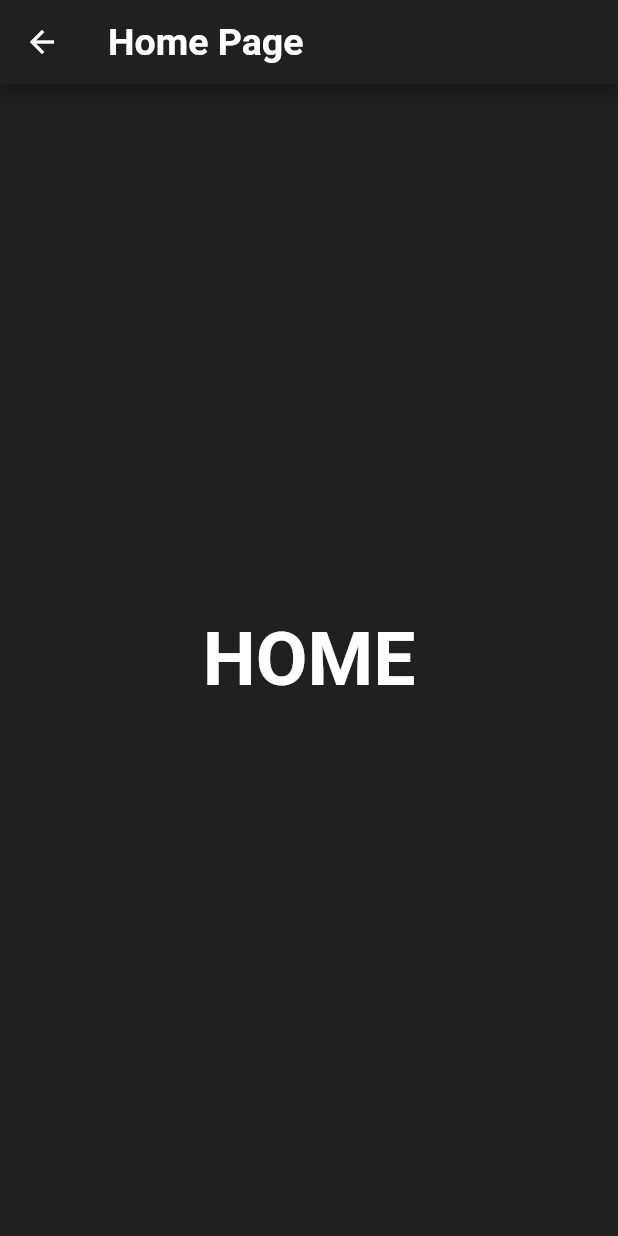
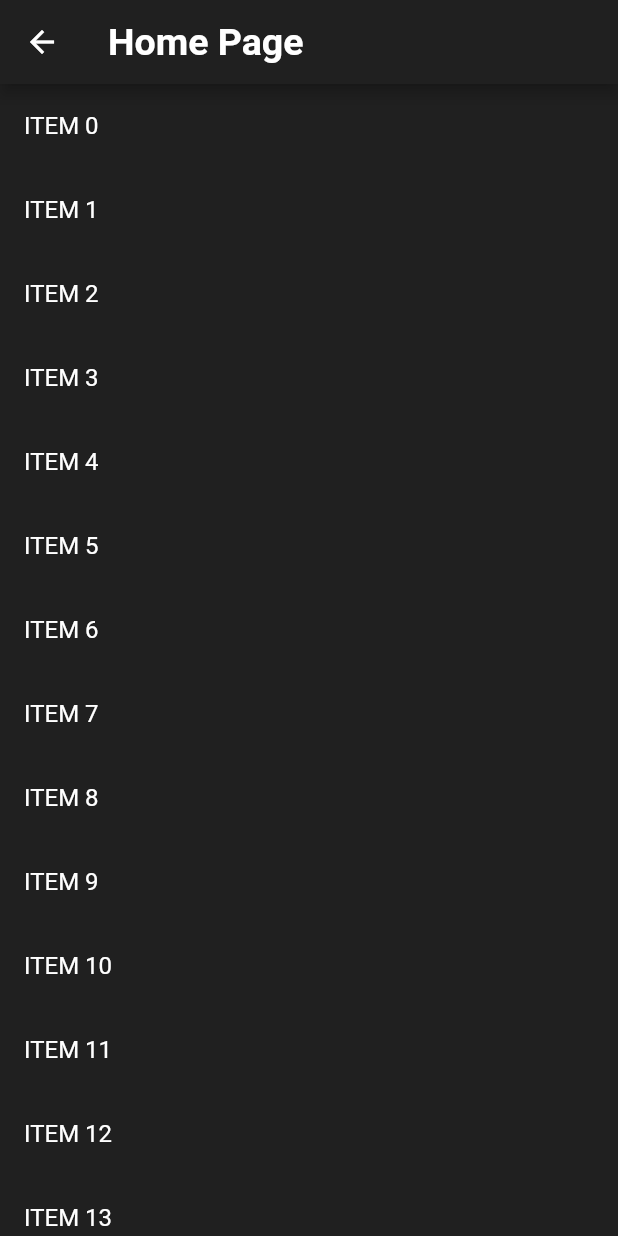
Before and after one commit to pratikbaid3/Flutter_Completionist_Legacy, a Flutter app: the HomePage screen opened by its route, on a phone screen of 412 x 824 dp. Run offline on Flutter 3.47's test engine with Material 2 defaults, Android fonts, the light colour scheme and no system bars; our stand-ins replace firebase_auth, flare_flutter, fluttertoast; accounts and stored records are empty; Roboto replaces fonts that are missing (OpenSans).

Commit message:
Implemented: 1. Auto-login for previously logged in users 2. Implemented list builder

```diff
--- a/lib/Pages/home_page.dart
+++ b/lib/Pages/home_page.dart
@@ -1,5 +1,6 @@
 import 'package:flutter/material.dart';
 import 'package:firebase_auth/firebase_auth.dart';
+import '../Utilities/file_management.dart';
 
 class HomePage extends StatefulWidget {
   @override
@@ -8,6 +9,7 @@ class HomePage extends StatefulWidget {
 
 class _HomePageState extends State<HomePage> {
   final FirebaseAuth _auth = FirebaseAuth.instance;
+  List<String> items;
 
   @override
   void initState() {
@@ -15,6 +17,7 @@ class _HomePageState extends State<HomePage> {
     super.initState();
 
     getCurrentUser();
+    buildList();
   }
 
   void getCurrentUser() async {
@@ -30,6 +33,10 @@ class _HomePageState extends State<HomePage> {
     }
   }
 
+  void buildList() {
+    items = List<String>.generate(10000, (i) => "ITEM $i");
+  }
+
   @override
   Widget build(BuildContext context) {
     return Scaffold(
@@ -42,16 +49,13 @@ class _HomePageState extends State<HomePage> {
               fontSize: 25),
         ),
       ),
-      body: Center(
-        child: Text(
-          'HOME',
-          style: TextStyle(
-            fontSize: 50,
-            fontWeight: FontWeight.bold,
-            fontFamily: 'OpenSans',
-          ),
-        ),
-      ),
+      body: ListView.builder(
+          itemCount: items.length,
+          itemBuilder: (context, index) {
+            return new ListTile(
+              title: Text('${items[index]}'),
+            );
+          }),
     );
   }
 }
--- /dev/null
+++ b/lib/Utilities/file_management.dart
@@ -0,0 +1,3 @@
+import 'package:path/path.dart';
+import 'dart:typed_data';
+import 'package:flutter/services.dart';
--- a/pubspec.yaml
+++ b/pubspec.yaml
@@ -25,6 +25,7 @@ dependencies:
   firebase_core: ^0.4.4+3
   cloud_firestore: ^0.13.4+2
   firebase_auth: ^0.15.5+3
+  fluttertoast: ^4.0.1
 
   # The following adds the Cupertino Icons font to your application.
   # Use with the CupertinoIcons class for iOS style icons.
@@ -50,6 +51,7 @@ flutter:
   assets:
     - images/
     - assets/anim.flr
+    - assets/trophiesDataLink.db
   #  - images/a_dot_burr.jpeg
   #  - images/a_dot_ham.jpeg
 
```
Also changed, not shown: lib/Pages/login_page.dart (+9 -0 lines), lib/Pages/main.dart (+29 -2 lines), pubspec.lock, 2 other files.
